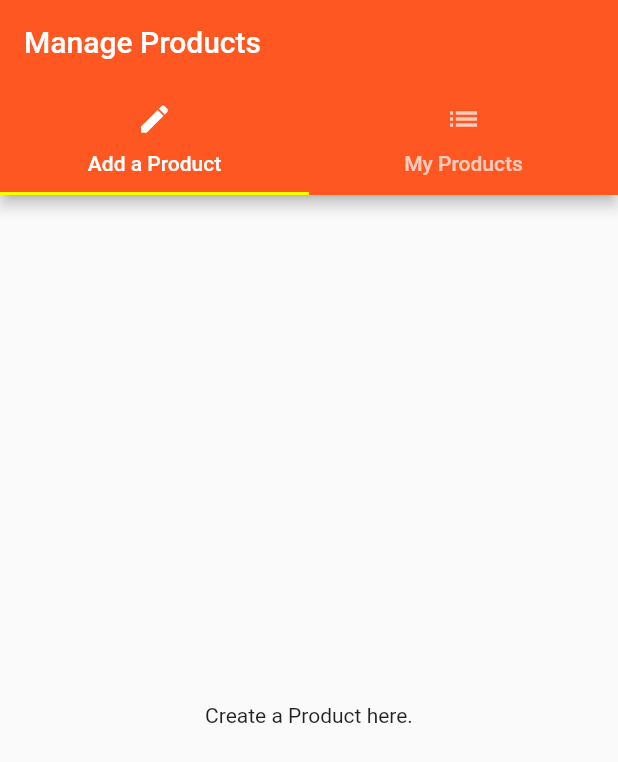
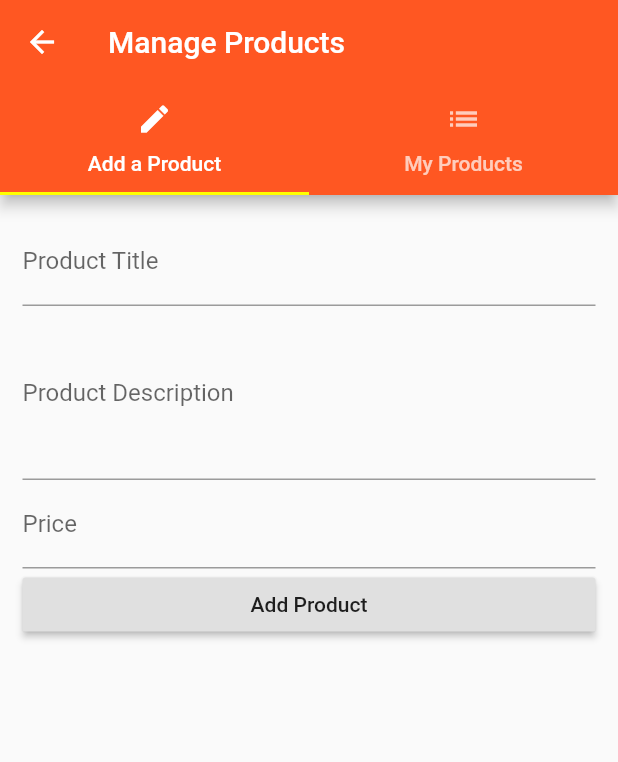
Before and after one commit to jsuryahyd/first-flutter-app, a Flutter app: the ProductsAdmin screen opened directly, on a phone screen of 412 x 824 dp. Shown: the top 762 px of the screen. Run offline on Flutter 3.47's test engine with Material 2 defaults, Android fonts, the phone set to English and light mode, and no system bars.

Commit message:
added inputs, going to merge routes.

```diff
--- a/lib/pages/ProductsListPage.dart
+++ b/lib/pages/ProductsListPage.dart
@@ -1,6 +1,8 @@
 import 'package:flutter/material.dart';
 
 import '../ProductsService.dart';
+import './productsAdmin.dart';
+
 
 class ProductsListPage extends StatelessWidget {
   @override
@@ -10,15 +12,15 @@ class ProductsListPage extends StatelessWidget {
         child: Column(children: <Widget>[
         AppBar(automaticallyImplyLeading: false, title: Text('choose')),
         ListTile(
-          title: Text('Create Product'),
+          title: Text('Manage Products'),
           onTap: () {
-            // Navigator.push(
-            //   context,
-            //   MaterialPageRoute(builder: (BuildContext context) {
-            //     return CreateProduct();
-            //   }),
-            // );
-            Navigator.pushReplacementNamed(context,'createProduct');
+            Navigator.push(
+              context,
+              MaterialPageRoute(builder: (BuildContext context) {
+                return ProductsAdmin();
+              }),
+            );
+            // Navigator.pushReplacementNamed(context,'createProduct');
           },
         )
       ])),
--- a/lib/pages/productCreatePage.dart
+++ b/lib/pages/productCreatePage.dart
@@ -1,9 +1,52 @@
 import 'package:flutter/material.dart';
 
-class ProductCreatePage extends StatelessWidget {
+class ProductCreatePage extends StatefulWidget {
+  @override
+  State<StatefulWidget> createState() {
+    // TODO: implement createState
+    return ProductCreatePageState();
+  }
+}
+
+class ProductCreatePageState extends State<ProductCreatePage> {
+  String _titleInput = '';
+  String _description ='';
+  double _price;
+
   Widget build(context) {
     return Container(
-      child: Center(child:Text('Create a Product here.')),
-    );
+      margin: EdgeInsets.all(15.0),
+        child: ListView(
+      children: <Widget>[
+        TextField(
+          decoration: InputDecoration(labelText: 'Product Title'),
+          autocorrect: true,
+          onChanged: (String inputValue) {
+            setState(() {
+              _titleInput = inputValue;
+            });
+          },
+        ),
+        TextField(
+          decoration: InputDecoration(labelText: 'Product Description'),
+          maxLines: 4,
+          onChanged: (String inputValue) {
+            setState(() {
+              _description = inputValue;
+            });
+          },
+        ),
+        TextField(
+          decoration: InputDecoration(labelText: 'Price'),
+          keyboardType: TextInputType.number,
+          onChanged: (String inputValue) {
+            setState(() {
+              _price = double.parse(inputValue);
+            });
+          },
+        ),
+        RaisedButton(onPressed: (){},child: Text('Add Product'),)
+      ],
+    ));
   }
 }
```
Also changed, not shown: lib/ClearItemsButton.dart (+7 -7 lines), lib/ProductsService.dart (+0 -22 lines), lib/main.dart (+1 -10 lines), lib/pages/ProductPage.dart (+30 -6 lines), lib/pages/createProduct.dart (+6 -6 lines), pubspec.lock.
